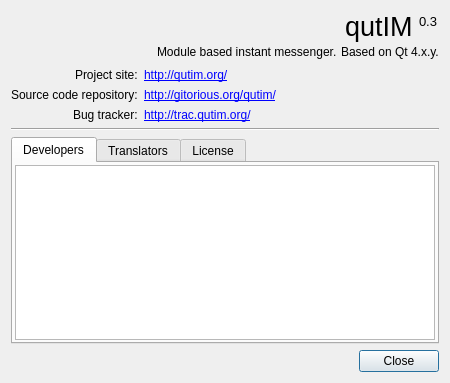
The window that core/src/corelayers/simpleabout/simpleaboutdialog.ui (euroelessar/qutim) describes before a commit, drawn with Qt 5.
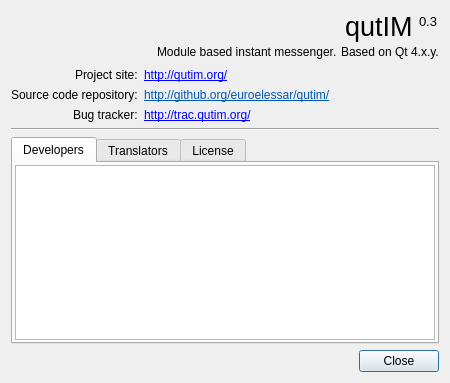
The same window after the commit.

```diff
--- a/core/src/corelayers/simpleabout/simpleaboutdialog.ui
+++ b/core/src/corelayers/simpleabout/simpleaboutdialog.ui
@@ -130,7 +130,11 @@
      <item row="1" column="1">
       <widget class="QLabel" name="label_4">
        <property name="text">
-        <string notr="true">&lt;a href=&quot;http://gitorious.org/qutim&quot;&gt;http://gitorious.org/qutim/&lt;/a&gt;</string>
+        <string notr="true">&lt;!DOCTYPE HTML PUBLIC &quot;-//W3C//DTD HTML 4.0//EN&quot; &quot;http://www.w3.org/TR/REC-html40/strict.dtd&quot;&gt;
+&lt;html&gt;&lt;head&gt;&lt;meta name=&quot;qrichtext&quot; content=&quot;1&quot; /&gt;&lt;style type=&quot;text/css&quot;&gt;
+p, li { white-space: pre-wrap; }
+&lt;/style&gt;&lt;/head&gt;&lt;body style=&quot; font-family:'Ubuntu'; font-size:9pt; font-weight:400; font-style:normal;&quot;&gt;
+&lt;p style=&quot; margin-top:0px; margin-bottom:0px; margin-left:0px; margin-right:0px; -qt-block-indent:0; text-indent:0px;&quot;&gt;&lt;a href=&quot;http://github.org/euroelessar/qutim/&quot;&gt;&lt;span style=&quot; text-decoration: underline; color:#0057ae;&quot;&gt;http://github.org/euroelessar/qutim/&lt;/span&gt;&lt;/a&gt;&lt;/p&gt;&lt;/body&gt;&lt;/html&gt;</string>
        </property>
        <property name="openExternalLinks">
         <bool>true</bool>
```
